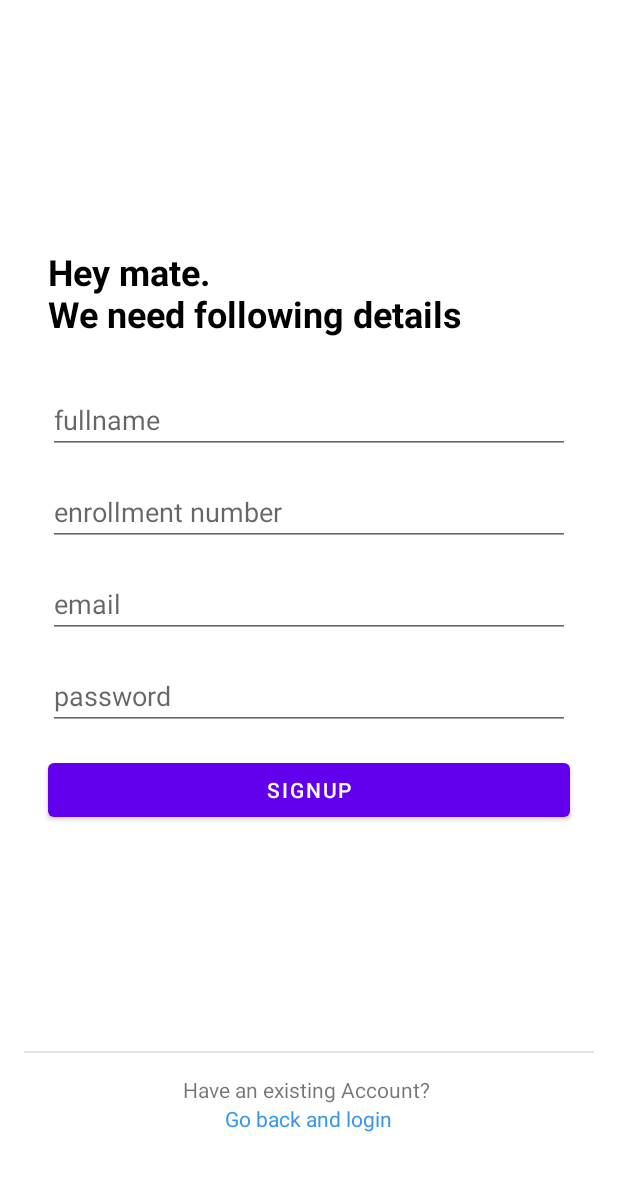
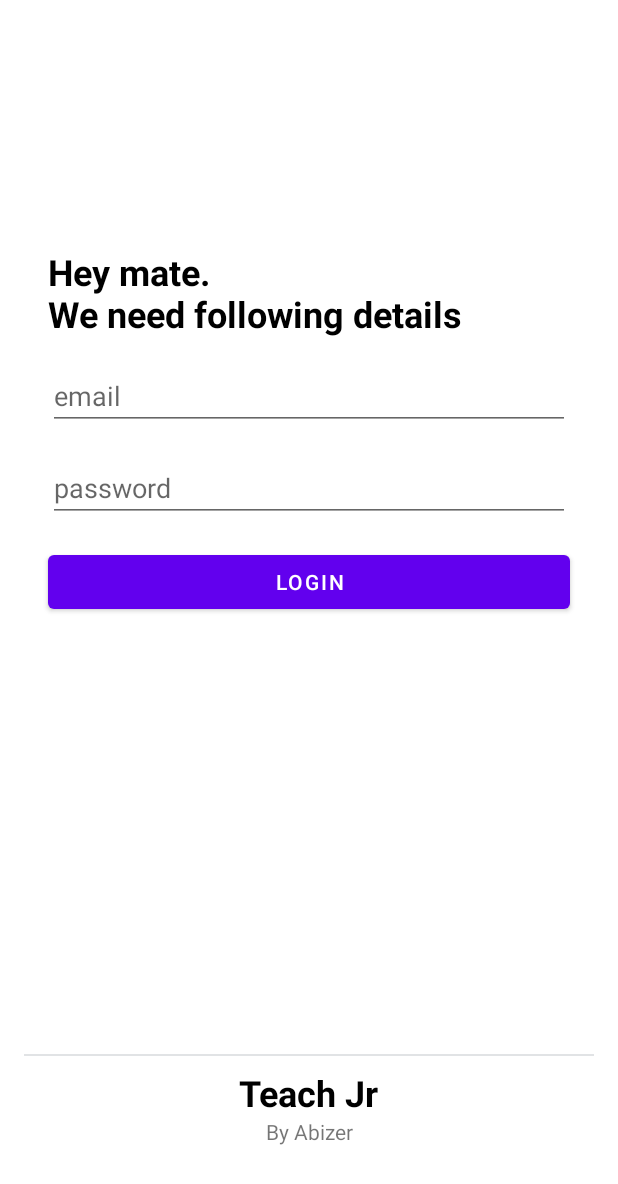
Before and after one commit to Abizer-R/Teach_Jr, an Android app: the LoginStdFragment screen opened through its navigation route, on a phone screen of 412 x 824 dp. Shown: the top 1184 px of the screen. Run offline under Robolectric (Android 15) with nearby library versions, the phone set to English and light mode, and no system bars; our stand-ins replace Dagger/Hilt's generated code, Firebase (no records; nobody signed in at launch, a user with empty details on screens opened directly).

Commit message:
Prof Login: Completed

```diff
--- a/app/src/main/java/com/example/teachjr/data/source/repository/SplashRepository.kt
+++ b/app/src/main/java/com/example/teachjr/data/source/repository/SplashRepository.kt
@@ -43,6 +43,12 @@ class SplashRepository
         }
     }
 
+
+    // TODO: REMOVE THIS
+    fun logout() {
+        firebaseAuth.signOut()
+    }
+
 //    suspend fun DatabaseReference.singleValueEvent(): String = suspendCoroutine { continuation ->
 //        val valueEventListener = object: ValueEventListener {
 //            override fun onCancelled(error: DatabaseError) { }
--- a/app/src/main/java/com/example/teachjr/ui/auth/authFragments/LoginStdFragment.kt
+++ b/app/src/main/java/com/example/teachjr/ui/auth/authFragments/LoginStdFragment.kt
@@ -10,61 +10,59 @@ import android.widget.Toast
 import androidx.fragment.app.activityViewModels
 import androidx.navigation.fragment.findNavController
 import com.example.teachjr.R
-import com.example.teachjr.databinding.FragmentSignUpStdBinding
+import com.example.teachjr.databinding.FragmentLoginStdBinding
 import com.example.teachjr.ui.viewmodels.AuthViewModel
 import com.example.teachjr.ui.student.StudentActivity
 import com.example.teachjr.utils.Response
 
 class LoginStdFragment : Fragment() {
 
-    private lateinit var binding: FragmentSignUpStdBinding
+    private lateinit var binding: FragmentLoginStdBinding
     private val authViewModel: AuthViewModel by activityViewModels()
 
     override fun onCreateView(
         inflater: LayoutInflater, container: ViewGroup?,
         savedInstanceState: Bundle?
     ): View? {
-        binding = FragmentSignUpStdBinding.inflate(inflater, container, false)
+        binding = FragmentLoginStdBinding.inflate(inflater, container, false)
         return binding.root
     }
 
     override fun onViewCreated(view: View, savedInstanceState: Bundle?) {
         super.onViewCreated(view, savedInstanceState)
 
-        binding.btnSignUp.setOnClickListener {
-            createStdUser()
+        binding.btnLogin.setOnClickListener {
+            loginStudent()
         }
 
-        binding.layoutLogin.setOnClickListener {
-//            findNavController().navigate(R.id.action_signUpStdFragment_to_roleSelectFragment)
-        }
-
-        authViewModel.signupStatus.observe(viewLifecycleOwner) {
-            when(it) {
-                is Response.Loading -> {
-                    binding.progressBar.visibility = View.VISIBLE
-                }
-                is Response.Error -> {
-                    binding.progressBar.visibility = View.GONE
-                    Toast.makeText(context, it.errorMessage, Toast.LENGTH_SHORT).show()
-                }
-                is Response.Success -> {
-                    val intent = Intent(activity, StudentActivity::class.java)
-                    startActivity(intent)
-                    activity?.finish()
-                }
-                null -> {}
-            }
-        }
+//        binding.layoutLogin.setOnClickListener {
+////            findNavController().navigate(R.id.action_signUpStdFragment_to_roleSelectFragment)
+//        }
+//
+//        authViewModel.signupStatus.observe(viewLifecycleOwner) {
+//            when(it) {
+//                is Response.Loading -> {
+//                    binding.progressBar.visibility = View.VISIBLE
+//                }
+//                is Response.Error -> {
+//                    binding.progressBar.visibility = View.GONE
+//                    Toast.makeText(context, it.errorMessage, Toast.LENGTH_SHORT).show()
+//                }
+//                is Response.Success -> {
+//                    val intent = Intent(activity, StudentActivity::class.java)
+//                    startActivity(intent)
+//                    activity?.finish()
+//                }
+//                null -> {}
+//            }
+//        }
     }
 
-    private fun createStdUser() {
-        val name = binding.etFullName.text.toString()
-        val enrollment = binding.etEnrollment.text.toString()
+    private fun loginStudent() {
         val email = binding.etEmail.text.toString()
         val password = binding.etPassword.text.toString()
 
-        if(name.isBlank() || enrollment.isBlank() || email.isBlank() || password.isBlank()) {
+        if(email.isBlank() || password.isBlank()) {
             Toast.makeText(context, "Please enter all credentials", Toast.LENGTH_SHORT).show()
             return
         }
--- a/app/src/main/java/com/example/teachjr/utils/FirebaseUtils.kt
+++ b/app/src/main/java/com/example/teachjr/utils/FirebaseUtils.kt
@@ -22,10 +22,11 @@ object FirebasePaths {
     const val ENRL_STUDENT_COUNT = "stdCount"
     const val ENRL_STUDENT_LIST = "student_list"
 
-    const val USER_COLLECTION = "Users Collection"
+    const val USER_COLLECTION = "User_Collection"
 
 
     const val USER_INFO = "User Info"
+    const val USER_EMAIL = "email"
     const val USER_ID = "id"
     const val USER_NAME = "name"
     const val USER_ENROLLMENT_STUDENT = "enrollment"
--- a/app/src/main/res/layout/fragment_sign_up_prof.xml
+++ b/app/src/main/res/layout/fragment_login_std.xml
@@ -4,14 +4,14 @@
     android:layout_width="match_parent"
     android:layout_height="match_parent"
     xmlns:app="http://schemas.android.com/apk/res-auto"
-    tools:context=".ui.auth.authFragments.LoginProfFragment">
+    tools:context=".ui.auth.authFragments.LoginStdFragment">
 
 
     <TextView
-        android:id="@+id/tvSignUp"
+        android:id="@+id/tvInfo"
         android:layout_width="wrap_content"
         android:layout_height="wrap_content"
-        android:text="Hello Professor.\nWe need following details"
+        android:text="Hey mate.\nWe need following details"
         android:textColor="@color/black"
         android:textSize="24sp"
         android:textStyle="bold"
@@ -19,17 +19,6 @@
         app:layout_constraintTop_toTopOf="@+id/guideline6"
         android:layout_marginStart="32dp" />
 
-    <EditText
-        android:id="@+id/etFullName"
-        android:layout_width="match_parent"
-        android:layout_height="wrap_content"
-        android:hint="fullname"
-        app:layout_constraintEnd_toEndOf="parent"
-        app:layout_constraintStart_toStartOf="parent"
-        app:layout_constraintTop_toBottomOf="@+id/tvSignUp"
-        android:layout_marginStart="32dp"
-        android:layout_marginEnd="32dp"
-        android:layout_marginTop="32dp"/>
 
     <EditText
         android:id="@+id/etEmail"
@@ -38,7 +27,7 @@
         android:hint="email"
         app:layout_constraintEnd_toEndOf="parent"
         app:layout_constraintStart_toStartOf="parent"
-        app:layout_constraintTop_toBottomOf="@+id/etFullName"
+        app:layout_constraintTop_toBottomOf="@+id/tvInfo"
         android:layout_marginStart="32dp"
         android:layout_marginEnd="32dp"
         android:layout_marginTop="16dp"/>
@@ -56,10 +45,10 @@
         android:layout_marginTop="16dp" />
 
     <Button
-        android:id="@+id/btnSignUp"
+        android:id="@+id/btnLogin"
         android:layout_width="match_parent"
         android:layout_height="wrap_content"
-        android:text="SignUp"
+        android:text="Login"
         app:layout_constraintEnd_toEndOf="parent"
         app:layout_constraintStart_toStartOf="parent"
         app:layout_constraintTop_toBottomOf="@+id/etPassword"
@@ -79,37 +68,37 @@
         android:id="@+id/view"
         android:layout_width="match_parent"
         android:layout_height="1dp"
+        android:background="#51A2A8AD"
+        app:layout_constraintBottom_toTopOf="@+id/tvAppLogo"
+        app:layout_constraintEnd_toEndOf="parent"
+        app:layout_constraintStart_toStartOf="parent"
         android:layout_marginStart="16dp"
         android:layout_marginEnd="16dp"
-        android:background="#51A2A8AD"
+        android:layout_marginBottom="8dp"/>
+
+
+    <TextView
+        android:id="@+id/tvAppLogo"
+        android:layout_width="wrap_content"
+        android:layout_height="wrap_content"
+        android:text="Teach Jr"
+        android:textColor="@color/black"
+        android:textSize="24sp"
+        android:textStyle="bold"
+        app:layout_constraintBottom_toBottomOf="parent"
         app:layout_constraintEnd_toEndOf="parent"
         app:layout_constraintStart_toStartOf="parent"
-        app:layout_constraintTop_toTopOf="@+id/guideline5" />
+        app:layout_constraintTop_toTopOf="parent"
+        app:layout_constraintVertical_bias="0.90" />
 
-    <LinearLayout
-        android:id="@+id/layoutLogin"
+    <TextView
+        android:id="@+id/tvMadeBy"
         android:layout_width="wrap_content"
         android:layout_height="wrap_content"
-        android:orientation="vertical"
-        android:layout_marginTop="16dp"
+        android:text="By Abizer"
         app:layout_constraintEnd_toEndOf="parent"
         app:layout_constraintStart_toStartOf="parent"
-        app:layout_constraintTop_toTopOf="@+id/guideline5">
-
-        <TextView
-            android:id="@+id/tvExistingAccount"
-            android:layout_width="wrap_content"
-            android:layout_height="wrap_content"
-            android:text="Have an existing Account? " />
-
-        <TextView
-            android:id="@+id/tvGotoLogin"
-            android:layout_width="wrap_content"
-            android:layout_height="wrap_content"
-            android:layout_gravity="center_horizontal"
-            android:text="Go back and login"
-            android:textColor="#3797EF" />
-    </LinearLayout>
+        app:layout_constraintTop_toBottomOf="@+id/tvAppLogo" />
 
 
     <androidx.constraintlayout.widget.Guideline
@@ -119,6 +108,7 @@
         android:orientation="horizontal"
         app:layout_constraintGuide_percent="0.2" />
 
+
     <ProgressBar
         android:id="@+id/progressBar"
         android:layout_width="wrap_content"
@@ -126,7 +116,7 @@
         android:visibility="invisible"
         app:layout_constraintEnd_toEndOf="parent"
         app:layout_constraintStart_toStartOf="parent"
-        app:layout_constraintTop_toBottomOf="@+id/btnSignUp"
+        app:layout_constraintTop_toBottomOf="@+id/btnLogin"
         android:layout_marginTop="16dp"/>
 
 </androidx.constraintlayout.widget.ConstraintLayout>
--- a/app/src/main/res/layout/fragment_sign_up_std.xml
+++ /dev/null
@@ -1,145 +0,0 @@
-<?xml version="1.0" encoding="utf-8"?>
-<androidx.constraintlayout.widget.ConstraintLayout xmlns:android="http://schemas.android.com/apk/res/android"
-    xmlns:tools="http://schemas.android.com/tools"
-    android:layout_width="match_parent"
-    android:layout_height="match_parent"
-    xmlns:app="http://schemas.android.com/apk/res-auto"
-    tools:context=".ui.auth.authFragments.LoginStdFragment">
-
-
-    <TextView
-        android:id="@+id/tvSignUp"
-        android:layout_width="wrap_content"
-        android:layout_height="wrap_content"
-        android:text="Hey mate.\nWe need following details"
-        android:textColor="@color/black"
-        android:textSize="24sp"
-        android:textStyle="bold"
-        app:layout_constraintStart_toStartOf="parent"
-        app:layout_constraintTop_toTopOf="@+id/guideline6"
-        android:layout_marginStart="32dp" />
-
-    <EditText
-        android:id="@+id/etFullName"
-        android:layout_width="match_parent"
-        android:layout_height="wrap_content"
-        android:hint="fullname"
-        app:layout_constraintEnd_toEndOf="parent"
-        app:layout_constraintStart_toStartOf="parent"
-        app:layout_constraintTop_toBottomOf="@+id/tvSignUp"
-        android:layout_marginStart="32dp"
-        android:layout_marginEnd="32dp"
-        android:layout_marginTop="32dp"/>
-
-    <EditText
-        android:id="@+id/etEnrollment"
-        android:layout_width="match_parent"
-        android:layout_height="wrap_content"
-        android:hint="enrollment number"
-        app:layout_constraintEnd_toEndOf="parent"
-        app:layout_constraintStart_toStartOf="parent"
-        app:layout_constraintTop_toBottomOf="@+id/etFullName"
-        android:layout_marginStart="32dp"
-        android:layout_marginEnd="32dp"
-        android:layout_marginTop="16dp"/>
-
-    <EditText
-        android:id="@+id/etEmail"
-        android:layout_width="match_parent"
-        android:layout_height="wrap_content"
-        android:hint="email"
-        app:layout_constraintEnd_toEndOf="parent"
-        app:layout_constraintStart_toStartOf="parent"
-        app:layout_constraintTop_toBottomOf="@+id/etEnrollment"
-        android:layout_marginStart="32dp"
-        android:layout_marginEnd="32dp"
-        android:layout_marginTop="16dp"/>
-
-    <EditText
-        android:id="@+id/etPassword"
-        android:layout_width="match_parent"
-        android:layout_height="wrap_content"
-        android:hint="password"
-        app:layout_constraintEnd_toEndOf="parent"
-        app:layout_constraintStart_toStartOf="parent"
-        app:layout_constraintTop_toBottomOf="@+id/etEmail"
-        android:layout_marginStart="32dp"
-        android:layout_marginEnd="32dp"
-        android:layout_marginTop="16dp" />
-
-    <Button
-        android:id="@+id/btnSignUp"
-        android:layout_width="match_parent"
-        android:layout_height="wrap_content"
-        android:text="SignUp"
-        app:layout_constraintEnd_toEndOf="parent"
-        app:layout_constraintStart_toStartOf="parent"
-        app:layout_constraintTop_toBottomOf="@+id/etPassword"
-        android:layout_marginStart="32dp"
-        android:layout_marginEnd="32dp"
-        android:layout_marginTop="16dp" />
-
-
-    <androidx.constraintlayout.widget.Guideline
-        android:id="@+id/guideline5"
-        android:layout_width="wrap_content"
-        android:layout_height="wrap_content"
-        android:orientation="horizontal"
-        app:layout_constraintGuide_percent="0.85" />
-
-    <View
-        android:id="@+id/view"
-        android:layout_width="match_parent"
-        android:layout_height="1dp"
-        android:layout_marginStart="16dp"
-        android:layout_marginEnd="16dp"
-        android:background="#51A2A8AD"
-        app:layout_constraintEnd_toEndOf="parent"
-        app:layout_constraintStart_toStartOf="parent"
-        app:layout_constraintTop_toTopOf="@+id/guideline5" />
-
-    <LinearLayout
-        android:id="@+id/layoutLogin"
-        android:layout_width="wrap_content"
-        android:layout_height="wrap_content"
-        android:layout_marginTop="16dp"
-        android:orientation="vertical"
-        app:layout_constraintEnd_toEndOf="parent"
-        app:layout_constraintStart_toStartOf="parent"
-        app:layout_constraintTop_toTopOf="@+id/guideline5">
-
-        <TextView
-            android:id="@+id/tvExistingAccount"
-            android:layout_width="wrap_content"
-            android:layout_height="wrap_content"
-            android:text="Have an existing Account? " />
-
-        <TextView
-            android:id="@+id/tvGotoLogin"
-            android:layout_width="wrap_content"
-            android:layout_height="wrap_content"
-            android:text="Go back and login"
-            android:layout_gravity="center_horizontal"
-            android:textColor="#3797EF" />
-    </LinearLayout>
-
-
-    <androidx.constraintlayout.widget.Guideline
-        android:id="@+id/guideline6"
-        android:layout_width="wrap_content"
-        android:layout_height="wrap_content"
-        android:orientation="horizontal"
-        app:layout_constraintGuide_percent="0.2" />
-
-
-    <ProgressBar
-        android:id="@+id/progressBar"
-        android:layout_width="wrap_content"
-        android:layout_height="wrap_content"
-        android:visibility="invisible"
-        app:layout_constraintEnd_toEndOf="parent"
-        app:layout_constraintStart_toStartOf="parent"
-        app:layout_constraintTop_toBottomOf="@+id/btnSignUp"
-        android:layout_marginTop="16dp"/>
-
-</androidx.constraintlayout.widget.ConstraintLayout>
--- a/app/src/main/res/navigation/nav_graph_auth.xml
+++ b/app/src/main/res/navigation/nav_graph_auth.xml
@@ -18,15 +18,10 @@
             app:destination="@id/loginProfFragment" />
     </fragment>
     <fragment
-        android:id="@+id/loginFragment"
-        android:name="com.example.teachjr.ui.auth.authFragments.LoginFragment"
-        android:label="fragment_login"
-        tools:layout="@layout/fragment_login" />
-    <fragment
         android:id="@+id/loginStdFragment"
         android:name="com.example.teachjr.ui.auth.authFragments.LoginStdFragment"
         android:label="fragment_sign_up_std"
-        tools:layout="@layout/fragment_sign_up_std" >
+        tools:layout="@layout/fragment_login_std" >
         <action
             android:id="@+id/action_loginStdFragment_to_roleSelectFragment"
             app:destination="@id/roleSelectFragment"
@@ -36,7 +31,7 @@
         android:id="@+id/loginProfFragment"
         android:name="com.example.teachjr.ui.auth.authFragments.LoginProfFragment"
         android:label="fragment_sign_up_prof"
-        tools:layout="@layout/fragment_sign_up_prof" >
+        tools:layout="@layout/fragment_login_prof" >
         <action
             android:id="@+id/action_loginProfFragment_to_roleSelectFragment"
             app:destination="@id/roleSelectFragment"
```
Also changed, not shown: app/src/main/java/com/example/teachjr/data/source/repository/AuthRepositoryImpl.kt (+32 -42 lines), app/src/main/java/com/example/teachjr/ui/auth/authFragments/LoginFragment.kt (deleted, +0 -92 lines), app/src/main/java/com/example/teachjr/ui/auth/authFragments/LoginProfFragment.kt (+11 -17 lines), app/src/main/java/com/example/teachjr/ui/professor/ProfessorActivity.kt (+7 -7 lines), app/src/main/java/com/example/teachjr/ui/viewmodels/AuthViewModel.kt (+39 -27 lines), app/src/main/java/com/example/teachjr/ui/viewmodels/SplashViewModel.kt (+13 -8 lines), app/src/main/res/layout/activity_professor.xml (+17 -10 lines), app/src/main/res/layout/fragment_login_prof.xml (renamed from app/src/main/res/layout/fragment_login.xml, +28 -28 lines).
